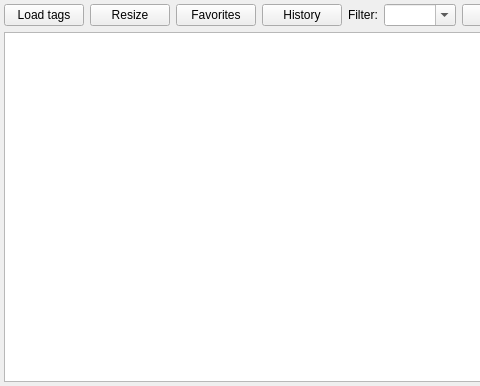
Before: the Qt Designer form playlist_table.ui in MarioUnoDueTreQuattro/AudioPlayer, drawn with Qt 5; both pictures show x 0 to 480 and y 0 to 386 of the 770 by 386 pixel window.
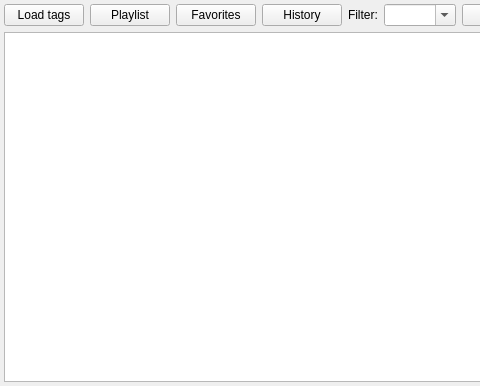
After: the same form once the commit is applied. Icons and pictures are not drawn.

Commit message: playlist button

The edit to the form file:
```diff
--- a/playlist_table.ui
+++ b/playlist_table.ui
@@ -44,7 +44,11 @@
        <item>
         <widget class="QPushButton" name="pushButton_2">
          <property name="text">
-          <string>Resize</string>
+          <string>Playlist</string>
+         </property>
+         <property name="icon">
+          <iconset resource="resources.qrc">
+           <normaloff>:/img/img/icons8-playlist_trim-48.png</normaloff>:/img/img/icons8-playlist_trim-48.png</iconset>
          </property>
         </widget>
        </item>
```
Left out of the diff: 2 changed lines with no effect on the pictures. The commit also changes 2 other files.
